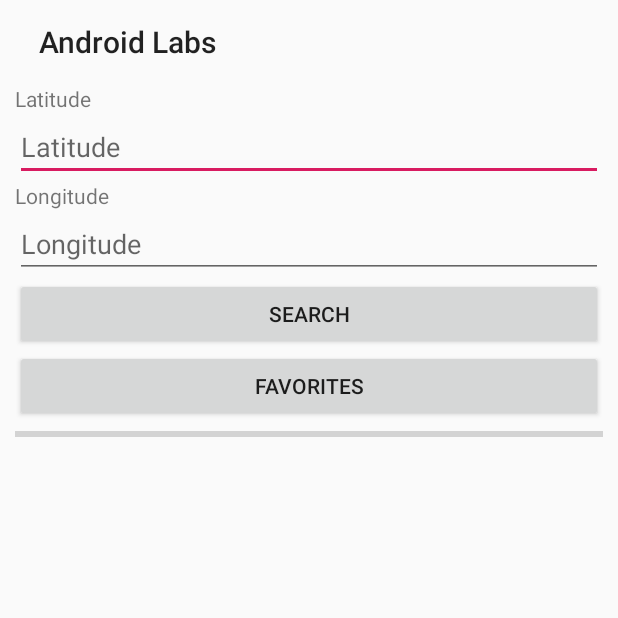
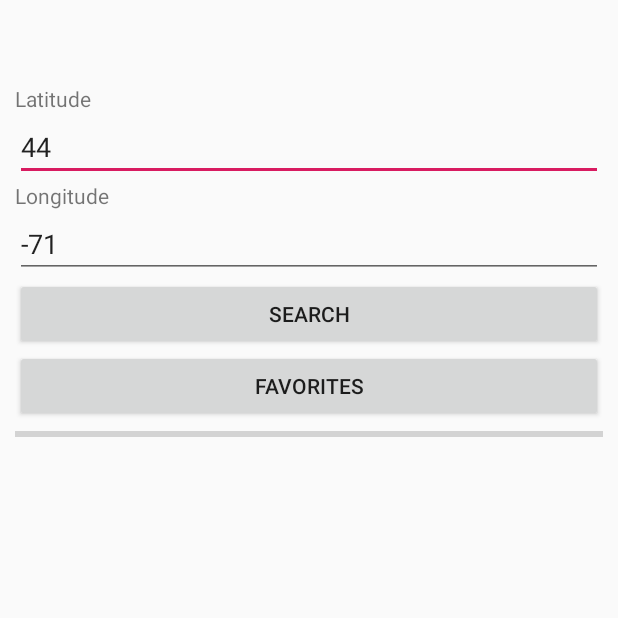
Before and after one commit to Skittles-MC/CST2335, an Android app: the ECSActivity screen opened directly, with no data from a screen before it, after a tap on "SEARCH", on a phone screen of 412 x 824 dp, the top half of it. Run offline under Robolectric (Android 15) with nearby library versions, the phone set to English and light mode, and no system bars.

Commit message:
close.....i hope. v3

```diff
--- a/app/src/main/AndroidManifest.xml
+++ b/app/src/main/AndroidManifest.xml
@@ -28,6 +28,7 @@
         <activity android:name=".ECSActivity" />
         <activity android:name=".ECSfavorite"/>
         <activity android:name=".ECStations" />
+        <activity android:name=".DatabaseHelper"/>
         <activity android:name="ECSdetail"
             android:windowSoftInputMode="stateHidden"/>
     </application>
--- a/app/src/main/java/com/example/androidlabs/DatabaseHelper.java
+++ b/app/src/main/java/com/example/androidlabs/DatabaseHelper.java
@@ -25,7 +25,7 @@ public class DatabaseHelper extends SQLiteOpenHelper {
 
     public static final String COL_PHONENO = "Phone";
 
-    public static final String COL_ADDRESS = "Address";
+
 
 
     public DatabaseHelper (Activity ctx) {
@@ -42,8 +42,7 @@ public class DatabaseHelper extends SQLiteOpenHelper {
                 + COL_TITLE + " TEXT, "
                 + COL_LATITUDE + " TEXT, "
                 + COL_LONGITUDE + " TEXT, "
-                + COL_PHONENO + " TEXT, "
-                + COL_ADDRESS + " TEXT)");
+                + COL_PHONENO + " TEXT)");
     }
 
 
--- a/app/src/main/java/com/example/androidlabs/ECSActivity.java
+++ b/app/src/main/java/com/example/androidlabs/ECSActivity.java
@@ -18,12 +18,12 @@ import org.json.JSONObject;
 import java.io.BufferedReader;
 
 
-import android.database.sqlite.SQLiteDatabase;
+
 import android.os.AsyncTask;
 import android.widget.Button;
 import android.widget.EditText;
 
-import android.widget.ListAdapter;
+
 import android.widget.ListView;
 import android.widget.ProgressBar;
 import android.widget.TextView;
@@ -54,8 +54,7 @@ public class ECSActivity extends AppCompatActivity {
 
     private static ArrayList<ECStations> searchedStations = new ArrayList<>();
 
-    SharedPreferences.Editor editor;
-    SharedPreferences searchCoordinates;
+
 
 
     BaseAdapter myAdapter;
@@ -85,9 +84,8 @@ public class ECSActivity extends AppCompatActivity {
 
         //show the result from last search
         SharedPreferences prefs = getSharedPreferences("lastSearch", MODE_PRIVATE);
-        String lastLatitude = prefs.getString("latitude", "");
-        String lastLongitude = prefs.getString("longitude", "");
-
+        String lastLatitude = prefs.getString("latitude", "44");
+        String lastLongitude = prefs.getString("longitude", "-71");
 
 
         //progress bar
@@ -97,12 +95,7 @@ public class ECSActivity extends AppCompatActivity {
 
 
 
-
-        //toolbar setup
-        Toolbar toolbar = findViewById(R.id.ecs_toolbar);
-        setSupportActionBar(toolbar);
-
-        ListView list = findViewById(R.id.ecs_listview);
+        ListView list = findViewById(R.id.ecslistview);
 
         list.setAdapter(myAdapter = new MyListAdapter());
 
@@ -117,8 +110,6 @@ public class ECSActivity extends AppCompatActivity {
             detail.putExtra("phoneNo", searchedStations.get(position).getPhoneNo());
 
 
-
-
             startActivity(detail);
 
 
@@ -127,7 +118,9 @@ public class ECSActivity extends AppCompatActivity {
         latitudeText.setText(lastLatitude);
         longitudeText.setText(lastLongitude);
         //search new stations
-        Button searchBtn = findViewById(R.id.search_button);
+        Button searchBtn = findViewById(R.id.search_button1);
+        if (searchBtn != null) {
+
             searchBtn.setOnClickListener(v -> {
 
 
@@ -139,7 +132,7 @@ public class ECSActivity extends AppCompatActivity {
                 station.execute(carChargerURL);
 
             });
-
+        }
 
 
         //go to fav page
@@ -191,7 +184,7 @@ public class ECSActivity extends AppCompatActivity {
                 for (int i = 0; i < jsonArray.length(); i++) {
                     JSONObject jsonObject1 = jsonArray.getJSONObject(i);
                     // Accesses the "addressInfo" object within the 1st JSON object
-                    JSONObject jsonObject2 = jsonObject1.getJSONObject("AddressInfo");
+                    JSONObject jsonObject2 = jsonObject1.getJSONObject("addressInfo");
                     // Below strings are accesses from within the inner JSON object
                     String title = jsonObject2.getString("title");
                     this.title = title;
@@ -216,7 +209,7 @@ public class ECSActivity extends AppCompatActivity {
             } catch (MalformedURLException mfe) {
                 ret = "Malformed URL Exception";
             } catch (IOException ioe) {
-                ret = "IO Exception. Is the Wifi connected?";
+                ret = "IO Exception.";
             } catch (JSONException jse) {
                 ret = "JSON Exception";
             }
@@ -232,7 +225,7 @@ public class ECSActivity extends AppCompatActivity {
             super.onPostExecute(sentFromDoInBackground);
 
             searchedStations.clear();
-            ListView searchList = findViewById(R.id.ecs_listview);
+            ListView searchList = findViewById(R.id.ecslistview);
             searchList.setAdapter(myAdapter = new MyListAdapter());
 
 
--- a/app/src/main/java/com/example/androidlabs/ECSdetail.java
+++ b/app/src/main/java/com/example/androidlabs/ECSdetail.java
@@ -36,7 +36,7 @@ public class ECSdetail extends AppCompatActivity {
             String title = info.getStringExtra("title");
             String latitude = info.getStringExtra("latitude");
             String longitude = info.getStringExtra("longitude");
-            String address = info.getStringExtra("address");
+
             String phoneNo = info.getStringExtra("phoneNo");
 
 
@@ -51,7 +51,7 @@ public class ECSdetail extends AppCompatActivity {
             titleView.setText("Title: " + title);
             latitudeView.setText("Latitude: " + latitude);
             longitudeView.setText("Longitude: " + longitude);
-            phoneNoView.setText("Address: " + address);
+
 
             if (phoneNo.equals("null") || phoneNo.equals("")) {
                 phoneNoView.setText("Phone Number: Not Available");
@@ -78,7 +78,7 @@ public class ECSdetail extends AppCompatActivity {
                 newRow.put(DatabaseHelper.COL_LATITUDE, latitude);
                 newRow.put(DatabaseHelper.COL_LONGITUDE, longitude);
                 newRow.put(DatabaseHelper.COL_PHONENO, phoneNo);
-                newRow.put(DatabaseHelper.COL_ADDRESS, address);
+
 
                 litedb.insert(DatabaseHelper.TABLE_NAME, null, newRow);
 
--- a/app/src/main/java/com/example/androidlabs/ECSfavorite.java
+++ b/app/src/main/java/com/example/androidlabs/ECSfavorite.java
@@ -12,6 +12,7 @@ import android.view.View;
 import android.view.ViewGroup;
 import android.widget.BaseAdapter;
 
+import android.widget.Button;
 import android.widget.ListView;
 import android.widget.TextView;
 
@@ -71,7 +72,10 @@ public class ECSfavorite  extends AppCompatActivity {
         }
 
 
+        Button back = findViewById(R.id.backbuttonfav);
 
+
+        back.setOnClickListener(v -> finish());
 
 
 
--- a/app/src/main/res/layout/activity_ecs_favorite.xml
+++ b/app/src/main/res/layout/activity_ecs_favorite.xml
@@ -14,5 +14,11 @@
         android:layout_width="match_parent"
         android:layout_height="wrap_content"
         android:transcriptMode="alwaysScroll" />
+    <Button
+        android:id="@+id/backbuttonfav"
+        android:layout_width="match_parent"
+        android:layout_height="wrap_content"
+        android:text="@string/ecs_back"
+        />
 
 </LinearLayout>
--- a/app/src/main/res/layout/activity_ecs_main.xml
+++ b/app/src/main/res/layout/activity_ecs_main.xml
@@ -38,7 +38,7 @@
         android:inputType="numberSigned" />
 
     <Button
-        android:id="@+id/search_button"
+        android:id="@+id/search_button1"
         android:layout_width="match_parent"
         android:layout_height="wrap_content"
         android:text="@string/ecs_search"
@@ -60,7 +60,7 @@
 
 
     <ListView
-        android:id="@+id/ecs_listview"
+        android:id="@+id/ecslistview"
         android:layout_width="match_parent"
         android:layout_height="wrap_content"/>
 
--- a/build.gradle
+++ b/build.gradle
@@ -7,7 +7,7 @@ buildscript {
 
     }
     dependencies {
-        classpath 'com.android.tools.build:gradle:3.5.0'
+        classpath 'com.android.tools.build:gradle:3.5.2'
 
         // NOTE: Do not place your application dependencies here; they belong
         // in the individual module build.gradle files
```
Lines whose indentation alone changed are shown as unchanged.
